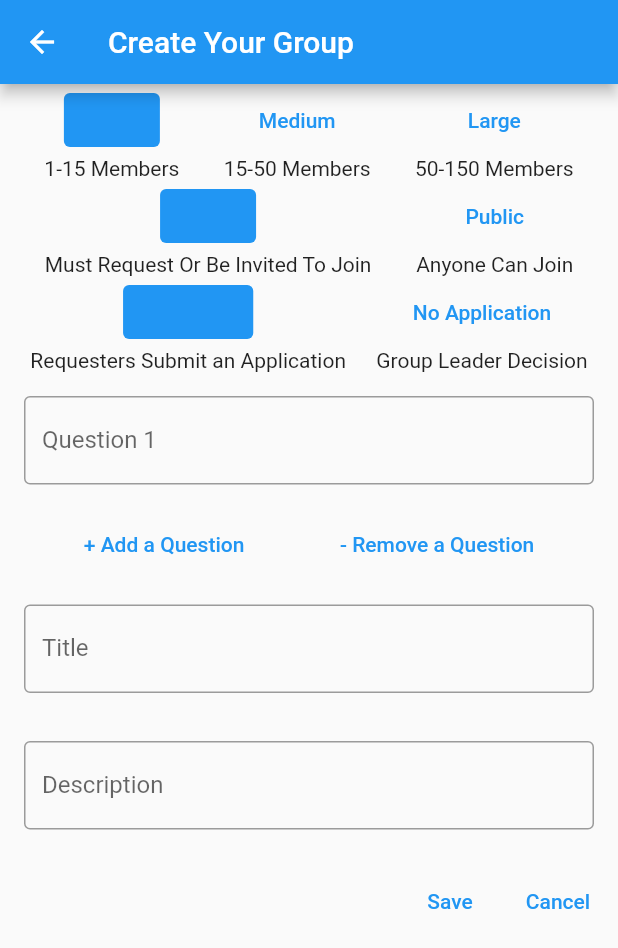
After one commit to Crampton-Robert/get_together, a Flutter app: the screen it shows after launch, after a tap on "Groups", after a tap on the "navigation" icon, on a phone screen of 412 x 824 dp. The commit adds this screen. Shown: the top 948 px of the screen. Run offline on Flutter 3.47's test engine with Material 2 defaults, Android fonts, the phone set to English and light mode, and no system bars; our stand-ins replace cloud_firestore, firebase_auth, firebase_core, firebase_storage; accounts and stored records are empty.

```diff
--- a/lib/pages/Discover/events_page.dart
+++ b/lib/pages/Discover/events_page.dart
@@ -4,8 +4,10 @@ import 'package:firebase_storage/firebase_storage.dart';
 import 'package:flutter/material.dart';
 
 import 'package:get_together/pages/Discover/make_or_edit_card.dart';
+import 'package:get_together/pages/Discover/make_or_edit_groups.dart';
 import 'package:get_together/pages/Profile Page/profile_page.dart';
-import 'package:get_together/pages/Discover/class_group_and_events_cards.dart';
+import 'package:get_together/pages/Discover/class_events_cards.dart';
+import 'package:get_together/pages/Discover/class_groups_cards.dart';
 
 class EventsCardList extends StatefulWidget {
   @override
@@ -13,10 +15,10 @@ class EventsCardList extends StatefulWidget {
 }
 
 class _EventsCardListState extends State<EventsCardList> {
-
+  bool isEvents = true;
+  bool isEventsSelected = true;
   @override
   Widget build(BuildContext context) {
-
         return Scaffold(
           appBar: AppBar(
             actions: <Widget>[
@@ -36,12 +38,41 @@ class _EventsCardListState extends State<EventsCardList> {
             ],
             title: const Text('Discover'),
           ),
-          body: GroupAndEventsCards(),
+          body: Column(
+            children:[
+              Container(
+                height: MediaQuery.of(context).size.height*.05,
+                child: Row(
+            crossAxisAlignment: CrossAxisAlignment.stretch,
+            children: [
+               Expanded(child: TextButton(onPressed: (){
+                  setState(() {
+                    isEvents = true;
+                    isEventsSelected = true;
+                  });
+                }, child: Text("Events"),
+                style: TextButton.styleFrom(backgroundColor: isEventsSelected ? Colors.lightBlue[800] : null),),
+               ),
+               Expanded(child: TextButton(onPressed: (){
+
+                    setState(() {
+                      isEvents = false;
+                      isEventsSelected = false;
+                    });
+                }, child: Text("Groups"),
+                  style: TextButton.styleFrom(backgroundColor: isEventsSelected ?  null : Colors.lightBlue[800]),
+                ),
+               ),
+              ],),),
+
+         Expanded(child: (isEvents) ? EventsCards() : GroupsCards(),),
+],
+          ),
         floatingActionButton: FloatingActionButton(
             onPressed: () {
               Navigator.push(
                 context,
-                MaterialPageRoute(builder: (context) => MakeOrEditCards()
+                MaterialPageRoute(builder: (context) => isEventsSelected ? MakeOrEditCards() : MakeOrEditGroups(),
                 ),
               );
             },
@@ -49,6 +80,5 @@ class _EventsCardListState extends State<EventsCardList> {
             child: const Icon(Icons.navigation),
           ),
         );
-
   }
 }
--- /dev/null
+++ b/lib/pages/Discover/make_or_edit_groups.dart
@@ -0,0 +1,291 @@
+import 'package:cloud_firestore/cloud_firestore.dart';
+import 'package:firebase_auth/firebase_auth.dart';
+import 'package:firebase_storage/firebase_storage.dart';
+import 'package:flutter/material.dart';
+import 'package:get_together/pages/Discover/make_or_edit_card.dart';
+import 'package:flutter/cupertino.dart';
+
+class MakeOrEditGroups extends StatefulWidget {
+
+  @override
+  State<MakeOrEditGroups> createState() => _MakeOrEditGroupsState();
+}
+
+class _MakeOrEditGroupsState extends State<MakeOrEditGroups> {
+
+  String size = "small";
+  bool isPrivate = true;
+  bool wantApplication = true;
+  num questions = 1;
+
+  @override
+
+  Widget build(BuildContext context) {
+
+    final title = TextEditingController();
+    final description = TextEditingController();
+    final questionOne = TextEditingController();
+    final questionTwo = TextEditingController();
+    final questionThree = TextEditingController();
+    final timestamp = DateTime.now().microsecondsSinceEpoch;
+
+    final snackBar = SnackBar(
+      content: const Text('Your Event Has Been Drafted.'),
+      action: SnackBarAction(
+        label: 'Delete Draft',
+        onPressed: () {},
+      ),
+    );
+
+    return Scaffold(
+      appBar: AppBar(
+        leading: BackButton(
+          onPressed: (){
+            Navigator.of(context).pop();
+            (title.text.isNotEmpty && title.text.isNotEmpty) ? ScaffoldMessenger.of(context).showSnackBar(snackBar) :null;
+          },
+
+        ),
+        title: const Text('Create Your Group'),
+      ),
+      body: ListView(
+        children: [
+
+          Row(
+            mainAxisAlignment: MainAxisAlignment.spaceEvenly,
+            children: [
+              Column(children: [
+                TextButton(onPressed: (){
+                  setState(() {
+                    size = "small";
+                  });
+                }, child: Text("Small"),
+                style: TextButton.styleFrom(backgroundColor: (size == "small") ? Colors.blue : null),),
+                Text("1-15 Members"),
+              ],),
+
+              Column(children: [
+                TextButton(onPressed: (){
+                  setState(() {
+                    size = "medium";
+                  });
+                }, child: Text("Medium"),
+                  style: TextButton.styleFrom(backgroundColor: (size == 'medium') ? Colors.blue : null),),
+                Text("15-50 Members"),
+              ],),
+              Column(children: [
+                TextButton(onPressed: (){
+                  setState(() {
+                    size = "large";
+                  });
+                }, child: Text("Large"),
+                  style: TextButton.styleFrom(backgroundColor: (size == 'large') ? Colors.blue : null),),
+                Text("50-150 Members"),
+              ],),
+          ]),
+
+
+          Row(
+            mainAxisAlignment: MainAxisAlignment.spaceEvenly,
+            children: [
+
+              Column(children: [
+                TextButton(onPressed: (){
+                  setState(() {
+                    isPrivate = true;
+                  });
+                }, child: Text("Private"),
+                  style: TextButton.styleFrom(backgroundColor:
+                  (isPrivate) ? Colors.blue : null
+                  ),),
+                Text("Must Request Or Be Invited To Join")
+              ],),
+
+              Column(children: [
+                TextButton(onPressed: (){
+                  setState(() {
+                    isPrivate = false;
+                  });
+                }, child: Text("Public"),
+                  style: TextButton.styleFrom(backgroundColor:
+                  (isPrivate) ? null : Colors.blue
+                  ),),
+                Text("Anyone Can Join"),
+              ],),
+
+
+
+          ],),
+
+
+Container(child: isPrivate ?
+          Row(
+            mainAxisAlignment: MainAxisAlignment.spaceEvenly,
+            children: [
+
+              Column(children: [
+                TextButton(onPressed: (){
+                  setState(() {
+                    wantApplication = true;
+                  });
+                }, child: Text("Application"),
+                  style: TextButton.styleFrom(backgroundColor:
+                  (wantApplication) ? Colors.blue : null
+                  ),),
+                Text("Requesters Submit an Application")
+              ],),
+
+              Column(children: [
+                TextButton(onPressed: (){
+                  setState(() {
+                    wantApplication = false;
+                  });
+                }, child: Text("No Application"),
+                  style: TextButton.styleFrom(backgroundColor:
+                  (wantApplication) ? null : Colors.blue
+                  ),),
+                Text("Group Leader Decision"),
+              ],),
+            ],) : null
+
+),
+          Container(child: wantApplication ?
+          Column(
+            mainAxisAlignment: MainAxisAlignment.spaceEvenly,
+            children: [
+
+              Padding(
+                padding: EdgeInsets.all(16.0),
+                child:
+                TextField(
+                  controller: questionOne,
+                  decoration: InputDecoration(
+                    border: OutlineInputBorder(),
+                    labelText: 'Question 1',
+                  ),
+                ),
+              ),
+
+             Container( child: (questions < 2) ? null : Padding(
+                padding: EdgeInsets.all(16.0),
+                child:
+                TextField(
+                  controller: questionTwo,
+                  decoration: InputDecoration(
+                    border: OutlineInputBorder(),
+                    labelText: 'Question 2',
+                  ),
+                ),
+              ),
+    ),
+
+             Container( child:(questions != 3) ? null :  Padding(
+                padding: EdgeInsets.all(16.0),
+                child:
+                TextField(
+                  controller: questionThree,
+                  decoration: InputDecoration(
+                    border: OutlineInputBorder(),
+                    labelText: 'Question 3',
+                  ),
+                ),
+              ),),
+
+Row(
+  mainAxisAlignment: MainAxisAlignment.spaceEvenly,
+  children: [
+  TextButton(onPressed: (){
+  setState(() {
+    if(questions == 3){
+      ScaffoldMessenger.of(context).showSnackBar(SnackBar(
+        content: const Text('Maximum Number of Questions Met.'),
+      ));
+    }else{
+      questions++;
+    }
+  });
+}, child: Text("+ Add a Question")),
+
+  TextButton(onPressed: (){
+    setState(() {
+      if(questions == 1){
+        ScaffoldMessenger.of(context).showSnackBar(SnackBar(
+          content: const Text('Minimum Number of Questions Met.'),
+        ));
+      }else{
+        questions--;
+      }
+    });
+  }, child: Text("- Remove a Question")),
+
+],),
+
+            ],) : null
+
+          ),
+
+
+          Padding(
+            padding: EdgeInsets.all(16.0),
+            child:
+            TextField(
+              controller: title,
+              decoration: InputDecoration(
+                border: OutlineInputBorder(),
+                labelText: 'Title',
+              ),
+            ),
+          ),
+          Padding(
+            padding: EdgeInsets.all(16.0),
+            child:
+            TextField(
+              controller: description,
+              decoration: InputDecoration(
+                border: OutlineInputBorder(),
+                labelText: 'Description',
+              ),
+            ),
+          ),
+          ButtonBar(
+            children: [
+              TextButton(
+                onPressed: () {
+                  if (title.text.isNotEmpty && description.text.isNotEmpty && ((wantApplication == true && questionOne.text.isNotEmpty) || wantApplication == false)){
+                    //  final user = FirebaseAuth.instance.currentUser!.uid;
+                    String user = "123";
+                    Navigator.pop(context);
+                    Map <String, dynamic> data = {
+                      'leader': user,
+                      'questionOne': questionOne.text,
+                      'questionTwo': questionTwo.text,
+                      'questionThree': questionThree.text,
+                      'createdBy': user,
+                      'privacy': isPrivate,
+                      'application': wantApplication,
+                      'size': size,
+                      "title":title.text,
+                      "description": description.text,
+                      "createdAt": timestamp,
+                      "joinedUsers": [null],
+                      "requestedUsers": [null],
+                    };
+                    FirebaseFirestore.instance.collection('Groups').doc().set(data);
+                  }else{
+                    ScaffoldMessenger.of(context).showSnackBar(snackBar);
+                    Null;}
+
+                },
+                child: const Text('Save'),),
+              TextButton(
+                onPressed: () {
+                  Navigator.pop(context);
+                },
+                child: const Text('Cancel'),)
+            ],
+          )
+        ],
+      ),
+    );
+  }
+}
```
Also changed, not shown: lib/pages/Discover/class_events_cards.dart (renamed from lib/pages/Discover/class_group_and_events_cards.dart, +26 -6 lines), lib/pages/Discover/class_groups_cards.dart (added, +179 -0 lines), lib/pages/Discover/make_or_edit_events.dart (renamed from lib/pages/Discover/make_or_edit_card.dart, +5 -5 lines), lib/pages/Profile Page/profile_class_groups_and_events.dart (+26 -15 lines), lib/pages/Profile Page/profile_page.dart (+44 -12 lines).
